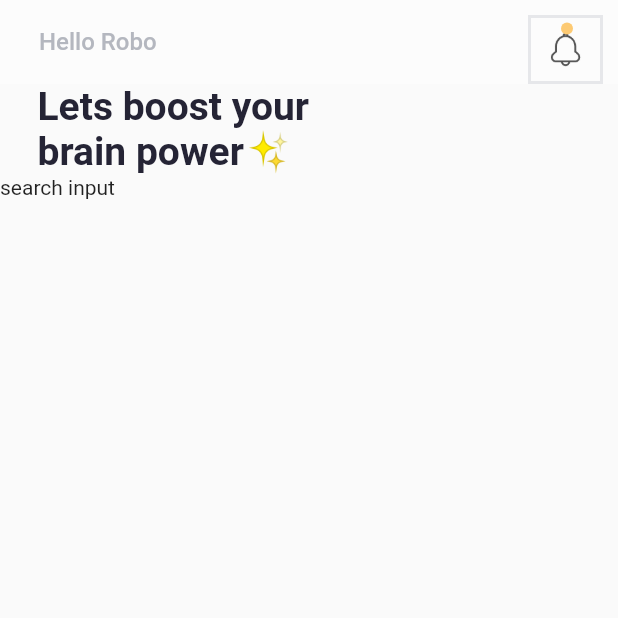
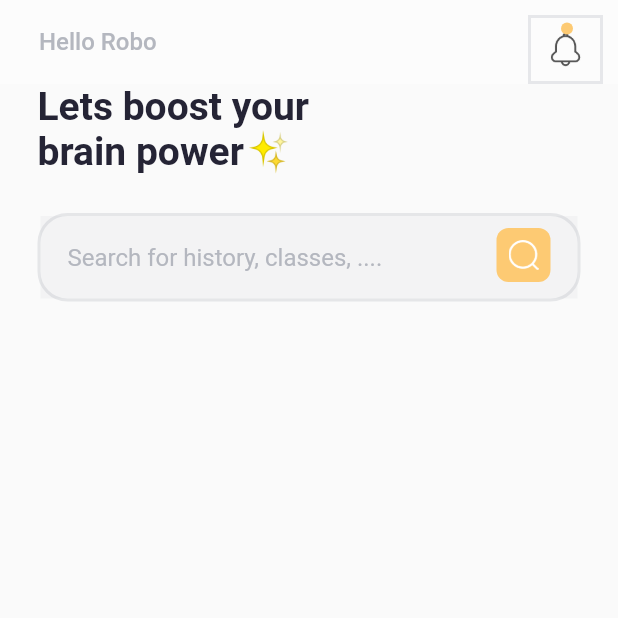
Before and after one commit to beshprakash11/course_app, a Flutter app: the screen it shows after launch, on a phone screen of 412 x 824 dp, the top half of it. Run offline on Flutter 3.47's test engine with Material 2 defaults, Android fonts, the phone set to English and light mode, and no system bars.

Commit message:
Search bar completed

```diff
--- a/lib/screens/home/home.dart
+++ b/lib/screens/home/home.dart
@@ -13,7 +13,7 @@ class HomePage extends StatelessWidget {
           crossAxisAlignment: CrossAxisAlignment.start,
           mainAxisSize: MainAxisSize.min,
           children: [
-            EmojiText(),
+            const EmojiText(),
             SearchInput(),
           ],
         ),
--- a/lib/screens/home/widget/search_input.dart
+++ b/lib/screens/home/widget/search_input.dart
@@ -1,10 +1,44 @@
+import 'package:course_app/constants/colors.dart';
 import 'package:flutter/material.dart';
 
 class SearchInput extends StatelessWidget {
   @override
   Widget build(BuildContext context) {
     return Container(
-      child: Text('search input'),
+      child: Stack(
+        children: [
+          Container(
+            margin: EdgeInsets.all(25),
+            decoration: BoxDecoration(
+              borderRadius: BorderRadius.circular(20),
+              border: Border.all(color: kFontLignt.withOpacity(0.3), width: 2),
+            ),
+            child: TextField(
+              cursorColor: kFontLignt,
+              decoration: InputDecoration(
+                fillColor: kFontLignt.withOpacity(0.1),
+                filled: true,
+                contentPadding: EdgeInsets.all(18),
+                border: InputBorder.none,
+                hintText: 'Search for history, classes, ....',
+                hintStyle: TextStyle(color: kFontLignt)
+              ),
+            ),
+          ),
+          Positioned(
+            right: 45,
+            top: 35,
+            child: Container(
+              padding: EdgeInsets.all(8),
+              decoration: BoxDecoration(
+                color: kAccent,
+                borderRadius: BorderRadius.circular(8),
+              ),
+              child: Image.asset('assets/icons/search.png', width: 20,),
+            )
+          )
+        ],
+      ),
     );
   }
 }
```
